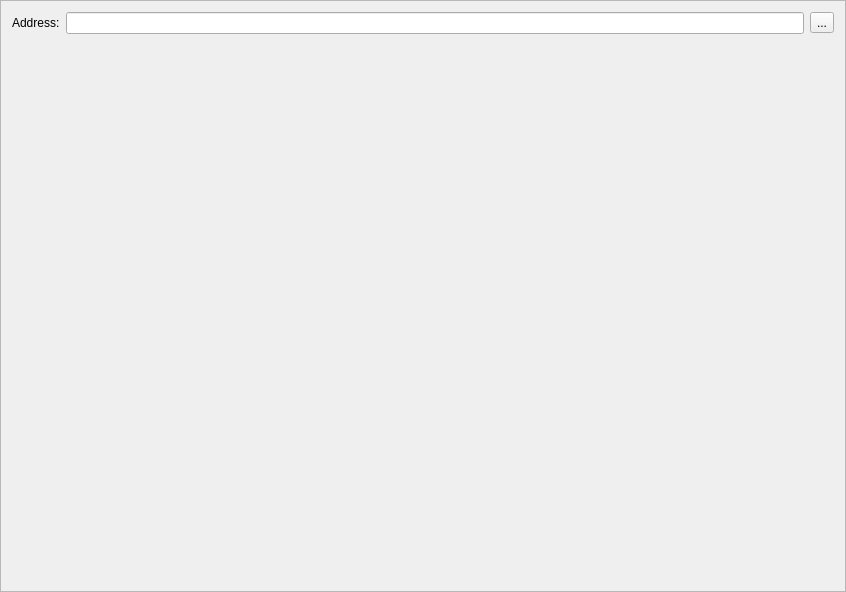
This is src/gui/ui/receiveframe.ui in cryptonotefoundation/cryptonotewallet as Qt 5 draws it before an edit. The edited form follows.
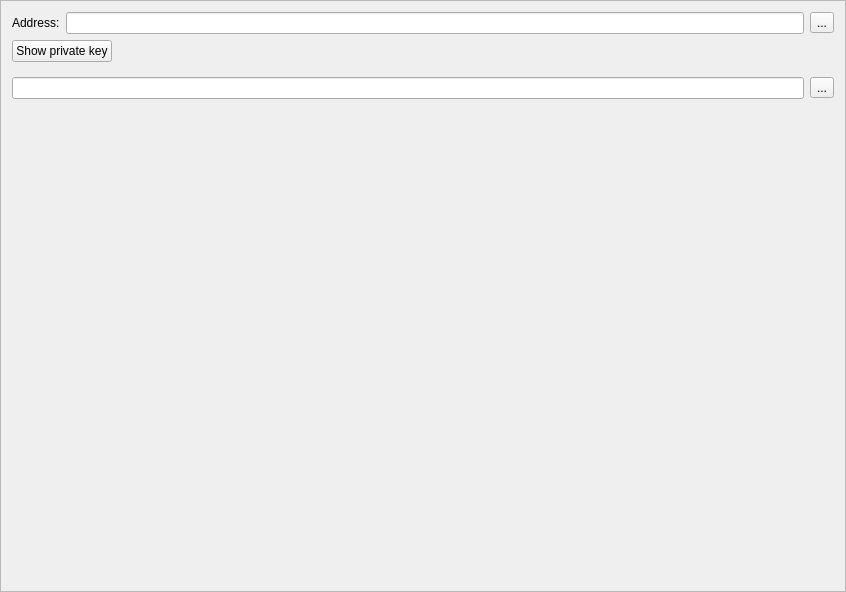
This is the edited form. Icons and pictures are not drawn.

Patch:
```diff
--- a/src/gui/ui/receiveframe.ui
+++ b/src/gui/ui/receiveframe.ui
@@ -49,6 +49,84 @@
      </item>
     </layout>
    </item>
+   <item>
+    <layout class="QHBoxLayout" name="horizontalLayout_2">
+     <item>
+      <widget class="QPushButton" name="m_showKeyButton">
+       <property name="text">
+        <string>Show private key</string>
+       </property>
+       <property name="checkable">
+        <bool>true</bool>
+       </property>
+      </widget>
+     </item>
+     <item>
+      <spacer name="horizontalSpacer">
+       <property name="orientation">
+        <enum>Qt::Horizontal</enum>
+       </property>
+       <property name="sizeHint" stdset="0">
+        <size>
+         <width>40</width>
+         <height>20</height>
+        </size>
+       </property>
+      </spacer>
+     </item>
+    </layout>
+   </item>
+   <item>
+    <widget class="QFrame" name="m_keyFrame">
+     <property name="minimumSize">
+      <size>
+       <width>0</width>
+       <height>40</height>
+      </size>
+     </property>
+     <property name="frameShape">
+      <enum>QFrame::NoFrame</enum>
+     </property>
+     <property name="frameShadow">
+      <enum>QFrame::Raised</enum>
+     </property>
+     <layout class="QVBoxLayout" name="verticalLayout_2">
+      <property name="leftMargin">
+       <number>0</number>
+      </property>
+      <property name="topMargin">
+       <number>0</number>
+      </property>
+      <property name="rightMargin">
+       <number>0</number>
+      </property>
+      <property name="bottomMargin">
+       <number>0</number>
+      </property>
+      <item>
+       <layout class="QHBoxLayout" name="horizontalLayout_3">
+        <property name="topMargin">
+         <number>0</number>
+        </property>
+        <item>
+         <widget class="QLineEdit" name="m_keyEdit"/>
+        </item>
+        <item>
+         <widget class="QToolButton" name="m_copyKeyButton">
+          <property name="text">
+           <string>...</string>
+          </property>
+          <property name="icon">
+           <iconset resource="../../resources.qrc">
+            <normaloff>:/icons/copy</normaloff>:/icons/copy</iconset>
+          </property>
+         </widget>
+        </item>
+       </layout>
+      </item>
+     </layout>
+    </widget>
+   </item>
    <item>
     <spacer name="verticalSpacer">
      <property name="orientation">
```
Left out of the diff: 34 changed lines with no effect on the pictures.
